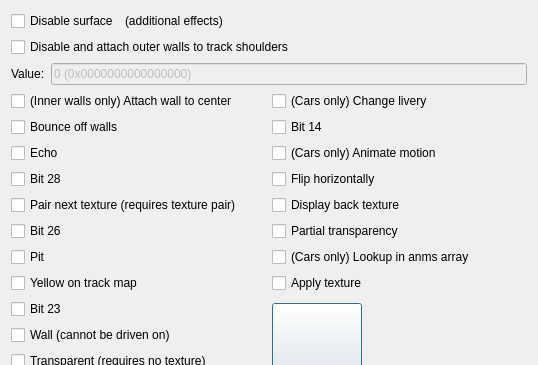
The window that TrackEditor/EditSurfaceDialog.ui (Zizin13/Roller) describes before a commit, drawn with Qt 5; both pictures show x 0 to 538 and y 0 to 365 of the 538 by 542 pixel window.
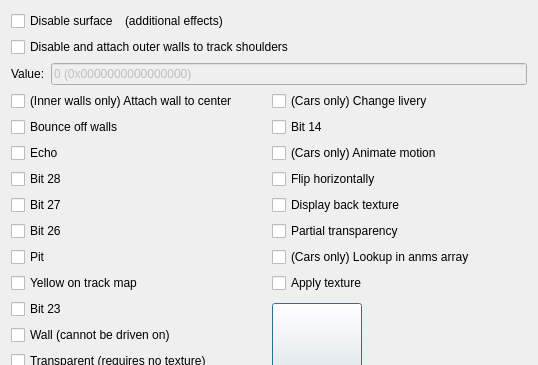
The same window after the commit.

Commit message: updating surface gui, bit 27 does not pair next

```diff
--- a/TrackEditor/EditSurfaceDialog.ui
+++ b/TrackEditor/EditSurfaceDialog.ui
@@ -185,7 +185,7 @@
      <item row="5" column="0">
       <widget class="QCheckBox" name="ck27PairNext">
        <property name="text">
-        <string>Pair next texture (requires texture pair)</string>
+        <string>Bit 27</string>
        </property>
       </widget>
      </item>
```
The commit also changes 5 other files.
